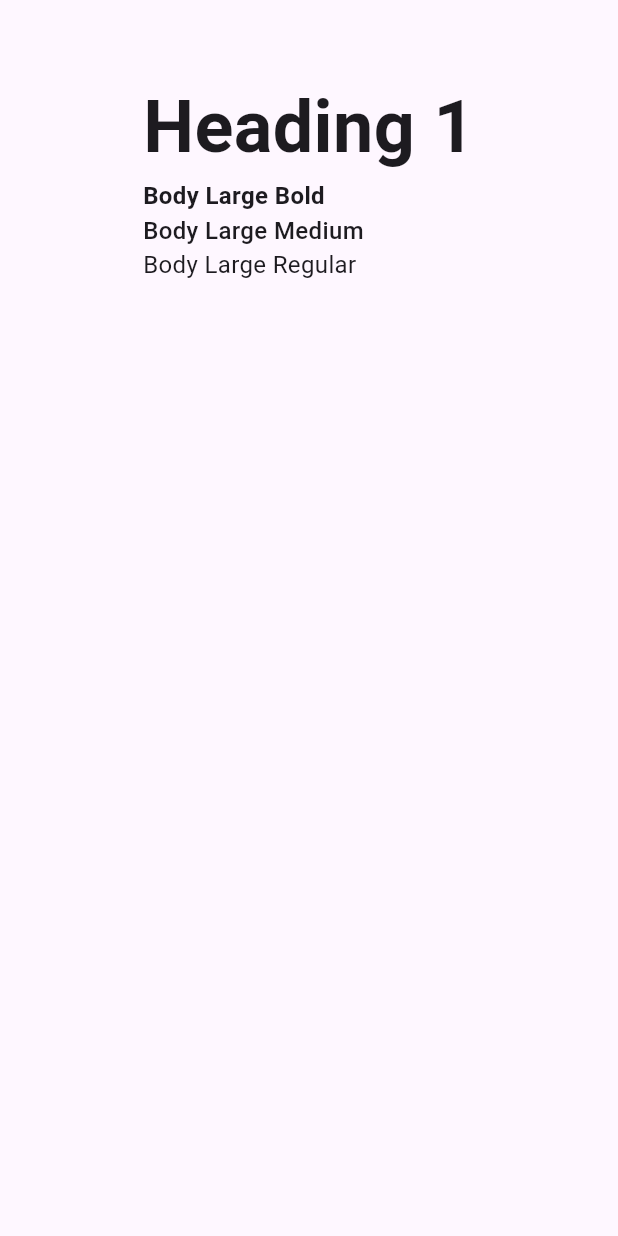
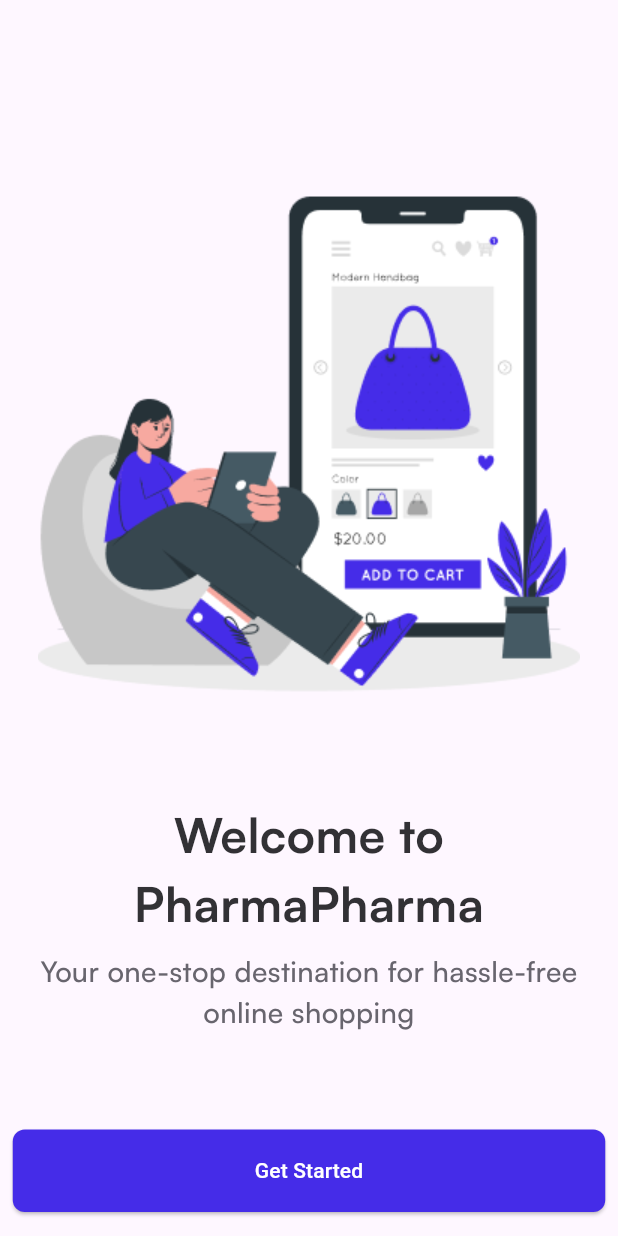
Before and after one commit to Ammarrrrrrr/DEPI, a Flutter app: the screen it shows after launch, on a phone screen of 412 x 824 dp. Run offline on Flutter 3.47's test engine with Material 3 defaults, Android fonts, the phone set to English and light mode, and no system bars.

Commit message:
check comments
1. made UI.dart with dynamic Text style coloring
2. create the first screen from the figma

```diff
--- a/lib/screens/HomeScreen.dart
+++ b/lib/screens/HomeScreen.dart
@@ -9,20 +9,55 @@ class Homescreen extends StatefulWidget {
 }
 
 class _HomescreenState extends State<Homescreen> {
-  int counter = 0;
-
   @override
   Widget build(BuildContext context) {
     return Scaffold(
       body: Center(
         child: Column(
-          crossAxisAlignment: CrossAxisAlignment.start,
-          children: const [
-            SizedBox(height: 50,),
-            Text("Heading 1", style: Fonts.heading1),
-            Text("Body Large Bold", style: Fonts.bodyLargeBold),
-            Text("Body Large Medium", style: Fonts.bodyLargeMedium),
-            Text("Body Large Regular", style: Fonts.bodyLargeRegular),
+          mainAxisAlignment: MainAxisAlignment.center,
+          crossAxisAlignment: CrossAxisAlignment.center,
+          children: [
+            SizedBox(height: 108),
+            Image.asset(Images().onBoarding1, width: 362, height: 359.91),
+            SizedBox(height: 50),
+            Text(
+              "Welcome to PharmaPharma",
+              textAlign: TextAlign.center,
+              style: Fonts().heading3(color: Coloring().n950),
+            ),
+            SizedBox(height: 8),
+            Text(
+              "Your one-stop destination for hassle-free online shopping",
+              textAlign: TextAlign.center,
+              style: TextStyle(
+                fontFamily: "Satoshi",
+                fontWeight: FontWeight.w500,
+                fontSize: 19,
+                color: Coloring().n800,
+              ),
+            ),
+            SizedBox(height: 65),
+            SizedBox(
+              width: 395,
+              height: 55,
+              child: ElevatedButton(
+                onPressed: () {
+                  Navigator.pushNamed(context, "/SubScreen");
+                },
+                style: ButtonStyle(
+                  backgroundColor: WidgetStateProperty.all(Coloring().p700),
+                  shape: WidgetStateProperty.all(
+                    RoundedRectangleBorder(
+                      borderRadius: BorderRadius.circular(8),
+                    ),
+                  ),
+                ),
+                child: Text(
+                  "Get Started",
+                  style: TextStyle(color: Color(0xffffffff)),
+                ),
+              ),
+            ),
           ],
         ),
       ),
--- a/lib/screens/SubScreen.dart
+++ b/lib/screens/SubScreen.dart
@@ -6,12 +6,10 @@ class SubScreen extends StatelessWidget {
   @override
   Widget build(BuildContext context) {
     return Scaffold(
-      appBar: AppBar(
-        title: const Text('SubScreen'),
-      ),
       body: Center(
         child: Column(
           children: [
+            SizedBox(height: 200,),
             const Text('SubScreen Screen'),
             ElevatedButton(
               onPressed: () {
--- a/lib/ui/ui.dart
+++ b/lib/ui/ui.dart
@@ -28,9 +28,9 @@ class Coloring {
   final n950 = Color(0xff323135);
 
   //Alert Colors
-  final r400 =Color(0xffff6979);
-  final r500 =Color(0xfffe354e);
-  final r600 =Color(0xffde1135);
+  final r400 = Color(0xffff6979);
+  final r500 = Color(0xfffe354e);
+  final r600 = Color(0xffde1135);
 
   final g500 = Color(0xff18cf6d);
   final g600 = Color(0xff0dac57);
@@ -39,140 +39,167 @@ class Coloring {
   final y200 = Color(0xfffae38d);
   final y300 = Color(0xfff8cf51);
   final y400 = Color(0xfff6bc2f);
-
 }
 
-class Fonts{
+class Fonts {
+  final Coloring _colors;
+
+  Fonts({Coloring? colors}) : _colors = colors ?? Coloring();
+
   // Headings
-  static const TextStyle heading1 = TextStyle(
+  TextStyle heading1({Color? color}) => TextStyle(
     fontFamily: 'Satoshi',
-  fontWeight: FontWeight.w700, // Bold
+    fontWeight: FontWeight.w700,
     fontSize: 48,
+    color: color,
   );
 
-  static const TextStyle heading2 = TextStyle(
+  TextStyle heading2({Color? color}) => TextStyle(
     fontFamily: 'Satoshi',
     fontWeight: FontWeight.w700,
     fontSize: 40,
+    color: color,
   );
 
-  static const TextStyle heading3 = TextStyle(
+  TextStyle heading3({Color? color}) => TextStyle(
     fontFamily: 'Satoshi',
     fontWeight: FontWeight.w700,
     fontSize: 32,
+    color: color,
   );
 
-  static const TextStyle heading4 = TextStyle(
+  TextStyle heading4({Color? color}) => TextStyle(
     fontFamily: 'Satoshi',
     fontWeight: FontWeight.w700,
     fontSize: 24,
+    color: color,
   );
 
-  static const TextStyle heading5 = TextStyle(
+  TextStyle heading5({Color? color}) => TextStyle(
     fontFamily: 'Satoshi',
     fontWeight: FontWeight.w700,
     fontSize: 20,
+    color: color,
   );
 
-  static const TextStyle heading6 = TextStyle(
+  TextStyle heading6({Color? color}) => TextStyle(
     fontFamily: 'Satoshi',
     fontWeight: FontWeight.w700,
     fontSize: 18,
+    color: color,
   );
 
   // Body XL
-  static const TextStyle bodyXLargeBold = TextStyle(
+  TextStyle bodyXLargeBold({Color? color}) => TextStyle(
     fontFamily: 'Satoshi',
     fontWeight: FontWeight.w700,
     fontSize: 18,
+    color: color,
   );
 
-  static const TextStyle bodyXLargeMedium = TextStyle(
+  TextStyle bodyXLargeMedium({Color? color}) => TextStyle(
     fontFamily: 'Satoshi',
     fontWeight: FontWeight.w500,
     fontSize: 18,
+    color: color,
   );
 
-  static const TextStyle bodyXLargeRegular = TextStyle(
+  TextStyle bodyXLargeRegular({Color? color}) => TextStyle(
     fontFamily: 'Satoshi',
     fontWeight: FontWeight.w400,
     fontSize: 18,
+    color: color,
   );
 
   // Body Large
-  static const TextStyle bodyLargeBold = TextStyle(
+  TextStyle bodyLargeBold({Color? color}) => TextStyle(
     fontFamily: 'Satoshi',
     fontWeight: FontWeight.w700,
     fontSize: 16,
+    color: color,
   );
 
-  static const TextStyle bodyLargeMedium = TextStyle(
+  TextStyle bodyLargeMedium({Color? color}) => TextStyle(
     fontFamily: 'Satoshi',
     fontWeight: FontWeight.w500,
     fontSize: 16,
+    color: color,
   );
 
-  static const TextStyle bodyLargeRegular = TextStyle(
+  TextStyle bodyLargeRegular({Color? color}) => TextStyle(
     fontFamily: 'Satoshi',
     fontWeight: FontWeight.w400,
     fontSize: 16,
+    color: color,
   );
 
   // Body Medium
-  static const TextStyle bodyMediumBold = TextStyle(
+  TextStyle bodyMediumBold({Color? color}) => TextStyle(
     fontFamily: 'Satoshi',
     fontWeight: FontWeight.w700,
     fontSize: 14,
+    color: color,
   );
 
-  static const TextStyle bodyMediumMedium = TextStyle(
+  TextStyle bodyMediumMedium({Color? color}) => TextStyle(
     fontFamily: 'Satoshi',
     fontWeight: FontWeight.w500,
     fontSize: 14,
+    color: color,
   );
 
-  static const TextStyle bodyMediumRegular = TextStyle(
+  TextStyle bodyMediumRegular({Color? color}) => TextStyle(
     fontFamily: 'Satoshi',
     fontWeight: FontWeight.w400,
     fontSize: 14,
+    color: color,
   );
 
   // Body Small
-  static const TextStyle bodySmallBold = TextStyle(
+  TextStyle bodySmallBold({Color? color}) => TextStyle(
     fontFamily: 'Satoshi',
     fontWeight: FontWeight.w700,
     fontSize: 12,
+    color: color,
   );
 
-  static const TextStyle bodySmallMedium = TextStyle(
+  TextStyle bodySmallMedium({Color? color}) => TextStyle(
     fontFamily: 'Satoshi',
     fontWeight: FontWeight.w500,
     fontSize: 12,
+    color: color,
   );
 
-  static const TextStyle bodySmallRegular = TextStyle(
+  TextStyle bodySmallRegular({Color? color}) => TextStyle(
     fontFamily: 'Satoshi',
     fontWeight: FontWeight.w400,
     fontSize: 12,
+    color: color,
   );
 
   // Body XSmall
-  static const TextStyle bodyXSmallBold = TextStyle(
+  TextStyle bodyXSmallBold({Color? color}) => TextStyle(
     fontFamily: 'Satoshi',
     fontWeight: FontWeight.w700,
     fontSize: 10,
+    color: color,
   );
 
-  static const TextStyle bodyXSmallMedium = TextStyle(
+  TextStyle bodyXSmallMedium({Color? color}) => TextStyle(
     fontFamily: 'Satoshi',
     fontWeight: FontWeight.w500,
     fontSize: 10,
+    color: color,
   );
 
-  static const TextStyle bodyXSmallRegular = TextStyle(
+  TextStyle bodyXSmallRegular({Color? color}) => TextStyle(
     fontFamily: 'Satoshi',
     fontWeight: FontWeight.w400,
     fontSize: 10,
+    color: color,
   );
+}
 
+class Images{
+  final onBoarding1 = "lib/assets/images/Onboarding1.png";
 }
```
Also changed, not shown: pubspec.yaml (+5 -6 lines), lib/assets/images/Onboarding1.png (added). Lines whose indentation alone changed are shown as unchanged.
